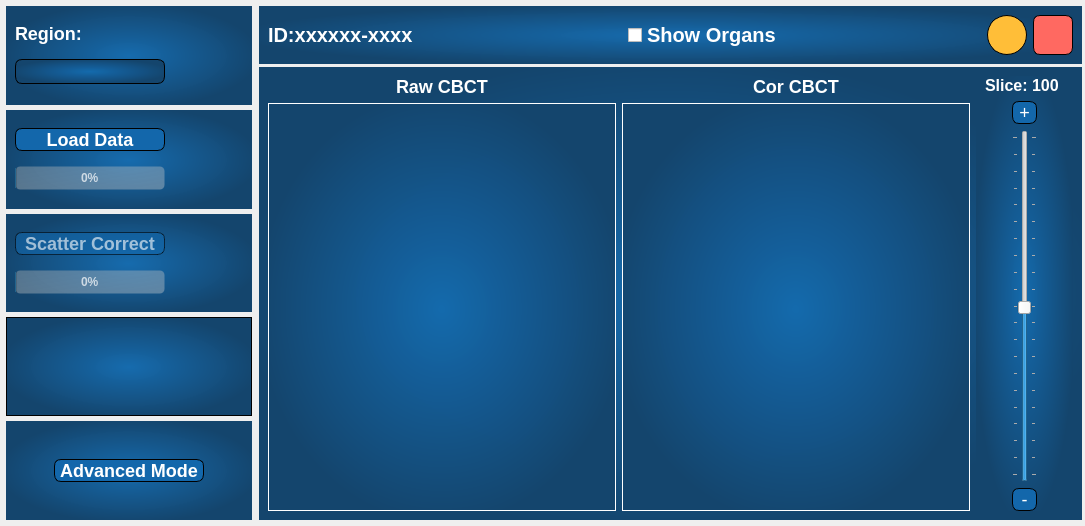
ChristianThingKnudsen/BachelorProject, file BachelorProjekt/mainwindow.ui: the form before one commit.
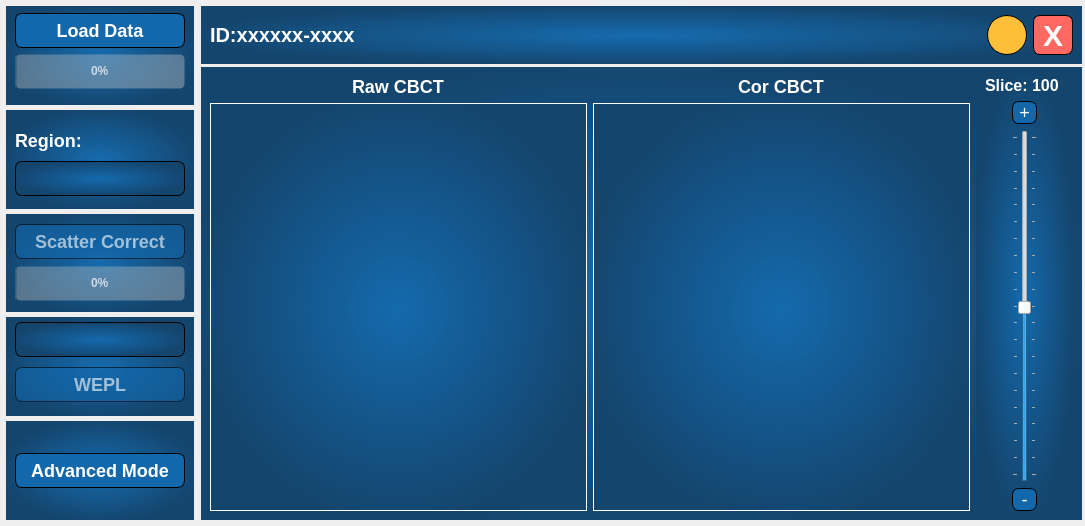
The form after the commit. Icons and pictures are not drawn. Custom widgets are drawn as their Qt base class.

Commit message: progressbar for scatter correct updates and WEPL button and combobox added without functionality

Patch:
```diff
--- a/BachelorProjekt/mainwindow.ui
+++ b/BachelorProjekt/mainwindow.ui
@@ -67,20 +67,6 @@
          </property>
         </widget>
        </item>
-       <item>
-        <widget class="QCheckBox" name="cbShowOrgans">
-         <property name="styleSheet">
-          <string notr="true">QCheckBox{
-	font-size: 20px;
-	font-weight: bold;
-	color: #ffffff;
-}</string>
-         </property>
-         <property name="text">
-          <string>Show Organs</string>
-         </property>
-        </widget>
-       </item>
        <item>
         <widget class="QPushButton" name="btnInfo">
          <property name="minimumSize">
@@ -138,7 +124,8 @@
           <string notr="true">QPushButton{
 	background-color: rgba(255,105,97,100%);
 	color: #ffffff;
-	font-size: 20px;
+	font-size: 30px;
+	font-weight: bold;
 	border-width: 1.4px;
 	border-color: #000000;
 	border-style: solid;
@@ -149,7 +136,7 @@
 }</string>
          </property>
          <property name="text">
-          <string/>
+          <string>X</string>
          </property>
         </widget>
        </item>
@@ -211,7 +198,116 @@
           <property name="topMargin">
            <number>1</number>
           </property>
-          <item>
+          <item alignment="Qt::AlignHCenter">
+           <widget class="QPushButton" name="btnLoadData">
+            <property name="minimumSize">
+             <size>
+              <width>170</width>
+              <height>35</height>
+             </size>
+            </property>
+            <property name="maximumSize">
+             <size>
+              <width>170</width>
+              <height>35</height>
+             </size>
+            </property>
+            <property name="styleSheet">
+             <string notr="true">QPushButton{
+	background-color: #1367AB;
+	font-weight: bold;
+	color: #ffffff;
+	font-size: 18px;
+	border-width: 1.4px;
+	border-color: #000000;
+	border-style: solid;
+	border-radius: 7px;
+	
+}
+QPushButton:pressed{
+	background-color: #E4A115
+}</string>
+            </property>
+            <property name="text">
+             <string>Load Data</string>
+            </property>
+           </widget>
+          </item>
+          <item alignment="Qt::AlignHCenter">
+           <widget class="QProgressBar" name="progressBarLoad">
+            <property name="minimumSize">
+             <size>
+              <width>170</width>
+              <height>35</height>
+             </size>
+            </property>
+            <property name="maximumSize">
+             <size>
+              <width>170</width>
+              <height>35</height>
+             </size>
+            </property>
+            <property name="styleSheet">
+             <string notr="true">QProgressBar{
+border: 1px solid transparent;
+font-weight: bold;
+text-align: center;
+color:rgba(255,255,255,70%);
+border-radius: 5px;
+background-color:qlineargradient(spread:pad, x1:0, y1:0, x2:1, y2:1, stop:0 rgba(182, 182, 182, 100), stop:1 rgba(209, 209, 209, 100));
+}                               </string>
+            </property>
+            <property name="value">
+             <number>0</number>
+            </property>
+            <property name="textVisible">
+             <bool>true</bool>
+            </property>
+            <property name="textDirection">
+             <enum>QProgressBar::TopToBottom</enum>
+            </property>
+           </widget>
+          </item>
+         </layout>
+        </widget>
+       </item>
+       <item>
+        <widget class="QFrame" name="frame">
+         <property name="minimumSize">
+          <size>
+           <width>0</width>
+           <height>0</height>
+          </size>
+         </property>
+         <property name="maximumSize">
+          <size>
+           <width>16777215</width>
+           <height>16777215</height>
+          </size>
+         </property>
+         <property name="styleSheet">
+          <string notr="true">QWidget{
+	background-color: qradialgradient(spread:reflect, cx:0.5, cy:0.5, radius:0.7, fx:0.499, fy:0.505682, stop:0 rgba(20, 106, 173, 253), stop:0.756757 rgba(20, 69, 109, 255));
+	color: #ffffff;
+}</string>
+         </property>
+         <property name="lineWidth">
+          <number>0</number>
+         </property>
+         <property name="midLineWidth">
+          <number>0</number>
+         </property>
+         <layout class="QVBoxLayout" name="verticalLayout_7">
+          <property name="spacing">
+           <number>0</number>
+          </property>
+          <property name="topMargin">
+           <number>11</number>
+          </property>
+          <property name="bottomMargin">
+           <number>11</number>
+          </property>
+          <item alignment="Qt::AlignHCenter|Qt::AlignVCenter">
            <widget class="QLabel" name="labelRegion">
             <property name="sizePolicy">
              <sizepolicy hsizetype="Preferred" vsizetype="Preferred">
@@ -219,10 +315,16 @@
               <verstretch>0</verstretch>
              </sizepolicy>
             </property>
+            <property name="minimumSize">
+             <size>
+              <width>170</width>
+              <height>22</height>
+             </size>
+            </property>
             <property name="maximumSize">
              <size>
-              <width>75</width>
-              <height>30</height>
+              <width>170</width>
+              <height>22</height>
              </size>
             </property>
             <property name="styleSheet">
@@ -241,12 +343,24 @@
             </property>
            </widget>
           </item>
-          <item>
+          <item alignment="Qt::AlignHCenter|Qt::AlignVCenter">
            <widget class="QComboBox" name="comboBox_region">
+            <property name="sizePolicy">
+             <sizepolicy hsizetype="Preferred" vsizetype="Fixed">
+              <horstretch>0</horstretch>
+              <verstretch>0</verstretch>
+             </sizepolicy>
+            </property>
+            <property name="minimumSize">
+             <size>
+              <width>170</width>
+              <height>35</height>
+             </size>
+            </property>
             <property name="maximumSize">
              <size>
-              <width>150</width>
-              <height>16777215</height>
+              <width>170</width>
+              <height>35</height>
              </size>
             </property>
             <property name="styleSheet">
@@ -285,76 +399,6 @@
          </layout>
         </widget>
        </item>
-       <item>
-        <widget class="QFrame" name="frame">
-         <property name="styleSheet">
-          <string notr="true">QWidget{
-	background-color: qradialgradient(spread:reflect, cx:0.5, cy:0.5, radius:0.7, fx:0.499, fy:0.505682, stop:0 rgba(20, 106, 173, 253), stop:0.756757 rgba(20, 69, 109, 255));
-	color: #ffffff;
-}</string>
-         </property>
-         <layout class="QVBoxLayout" name="verticalLayout_7">
-          <item>
-           <widget class="QPushButton" name="btnLoadData">
-            <property name="maximumSize">
-             <size>
-              <width>150</width>
-              <height>16777215</height>
-             </size>
-            </property>
-            <property name="styleSheet">
-             <string notr="true">QPushButton{
-	background-color: #1367AB;
-	font-weight: bold;
-	color: #ffffff;
-	font-size: 18px;
-	border-width: 1.4px;
-	border-color: #000000;
-	border-style: solid;
-	border-radius: 7px;
-	
-}
-QPushButton:pressed{
-	background-color: #E4A115
-}</string>
-            </property>
-            <property name="text">
-             <string>Load Data</string>
-            </property>
-           </widget>
-          </item>
-          <item>
-           <widget class="QProgressBar" name="progressBarLoad">
-            <property name="maximumSize">
-             <size>
-              <width>150</width>
-              <height>16777215</height>
-             </size>
-            </property>
-            <property name="styleSheet">
-             <string notr="true">QProgressBar{
-border: 1px solid transparent;
-font-weight: bold;
-text-align: center;
-color:rgba(255,255,255,70%);
-border-radius: 5px;
-background-color:qlineargradient(spread:pad, x1:0, y1:0, x2:1, y2:1, stop:0 rgba(182, 182, 182, 100), stop:1 rgba(209, 209, 209, 100));
-}                               </string>
-            </property>
-            <property name="value">
-             <number>0</number>
-            </property>
-            <property name="textVisible">
-             <bool>true</bool>
-            </property>
-            <property name="textDirection">
-             <enum>QProgressBar::TopToBottom</enum>
-            </property>
-           </widget>
-          </item>
-         </layout>
-        </widget>
-       </item>
        <item>
         <widget class="QFrame" name="frame">
          <property name="palette">
@@ -905,15 +949,21 @@
 }</string>
          </property>
          <layout class="QVBoxLayout" name="verticalLayout_10">
-          <item>
+          <item alignment="Qt::AlignHCenter">
            <widget class="QPushButton" name="btnScatterCorrect">
             <property name="enabled">
              <bool>false</bool>
             </property>
+            <property name="minimumSize">
+             <size>
+              <width>170</width>
+              <height>35</height>
+             </size>
+            </property>
             <property name="maximumSize">
              <size>
-              <width>150</width>
-              <height>16777215</height>
+              <width>170</width>
+              <height>35</height>
              </size>
             </property>
             <property name="styleSheet">
@@ -936,315 +986,20 @@
             </property>
            </widget>
           </item>
-          <item>
+          <item alignment="Qt::AlignHCenter">
            <widget class="QProgressBar" name="progressBarSC">
+            <property name="minimumSize">
+             <size>
+              <width>170</width>
+              <height>35</height>
+             </size>
+            </property>
             <property name="maximumSize">
              <size>
-              <width>150</width>
-              <height>16777215</height>
+              <width>170</width>
+              <height>35</height>
              </size>
             </property>
-            <property name="palette">
-             <palette>
-              <active>
-               <colorrole role="WindowText">
-                <brush brushstyle="SolidPattern">
-                 <color alpha="179">
-                  <red>255</red>
-                  <green>255</green>
-                  <blue>255</blue>
-                 </color>
-                </brush>
-               </colorrole>
-               <colorrole role="Button">
-                <brush brushstyle="LinearGradientPattern">
-                 <gradient startx="0.000000000000000" starty="0.000000000000000" endx="1.000000000000000" endy="1.000000000000000" type="LinearGradient" spread="PadSpread" coordinatemode="ObjectBoundingMode">
-                  <gradientstop position="0.000000000000000">
-                   <color alpha="100">
-                    <red>182</red>
-                    <green>182</green>
-                    <blue>182</blue>
-                   </color>
-                  </gradientstop>
-                  <gradientstop position="1.000000000000000">
-                   <color alpha="100">
-                    <red>209</red>
-                    <green>209</green>
-                    <blue>209</blue>
-                   </color>
-                  </gradientstop>
-                 </gradient>
-                </brush>
-               </colorrole>
-               <colorrole role="Text">
-                <brush brushstyle="SolidPattern">
-                 <color alpha="179">
-                  <red>255</red>
-                  <green>255</green>
-                  <blue>255</blue>
-                 </color>
-                </brush>
-               </colorrole>
-               <colorrole role="ButtonText">
-                <brush brushstyle="SolidPattern">
-                 <color alpha="179">
-                  <red>255</red>
-                  <green>255</green>
-                  <blue>255</blue>
-                 </color>
-                </brush>
-               </colorrole>
-               <colorrole role="Base">
-                <brush brushstyle="LinearGradientPattern">
-                 <gradient startx="0.000000000000000" starty="0.000000000000000" endx="1.000000000000000" endy="1.000000000000000" type="LinearGradient" spread="PadSpread" coordinatemode="ObjectBoundingMode">
-                  <gradientstop position="0.000000000000000">
-                   <color alpha="100">
-                    <red>182</red>
-                    <green>182</green>
-                    <blue>182</blue>
-                   </color>
-                  </gradientstop>
-                  <gradientstop position="1.000000000000000">
-                   <color alpha="100">
-                    <red>209</red>
-                    <green>209</green>
-                    <blue>209</blue>
-                   </color>
-                  </gradientstop>
-                 </gradient>
-                </brush>
-               </colorrole>
-               <colorrole role="Window">
-                <brush brushstyle="LinearGradientPattern">
-                 <gradient startx="0.000000000000000" starty="0.000000000000000" endx="1.000000000000000" endy="1.000000000000000" type="LinearGradient" spread="PadSpread" coordinatemode="ObjectBoundingMode">
-                  <gradientstop position="0.000000000000000">
-                   <color alpha="100">
-                    <red>182</red>
-                    <green>182</green>
-                    <blue>182</blue>
-                   </color>
-                  </gradientstop>
-                  <gradientstop position="1.000000000000000">
-                   <color alpha="100">
-                    <red>209</red>
-                    <green>209</green>
-                    <blue>209</blue>
-                   </color>
-                  </gradientstop>
-                 </gradient>
-                </brush>
-               </colorrole>
-               <colorrole role="PlaceholderText">
-                <brush brushstyle="NoBrush">
-                 <color alpha="128">
-                  <red>255</red>
-                  <green>255</green>
-                  <blue>255</blue>
-                 </color>
-                </brush>
-               </colorrole>
-              </active>
-              <inactive>
-               <colorrole role="WindowText">
-                <brush brushstyle="SolidPattern">
-                 <color alpha="179">
-                  <red>255</red>
-                  <green>255</green>
-                  <blue>255</blue>
-                 </color>
-                </brush>
-               </colorrole>
-               <colorrole role="Button">
-                <brush brushstyle="LinearGradientPattern">
-                 <gradient startx="0.000000000000000" starty="0.000000000000000" endx="1.000000000000000" endy="1.000000000000000" type="LinearGradient" spread="PadSpread" coordinatemode="ObjectBoundingMode">
-                  <gradientstop position="0.000000000000000">
-                   <color alpha="100">
-                    <red>182</red>
-                    <green>182</green>
-                    <blue>182</blue>
-                   </color>
-                  </gradientstop>
-                  <gradientstop position="1.000000000000000">
-                   <color alpha="100">
-                    <red>209</red>
-                    <green>209</green>
-                    <blue>209</blue>
-                   </color>
-                  </gradientstop>
-                 </gradient>
-                </brush>
-               </colorrole>
-               <colorrole role="Text">
-                <brush brushstyle="SolidPattern">
-                 <color alpha="179">
-                  <red>255</red>
-                  <green>255</green>
-                  <blue>255</blue>
-                 </color>
-                </brush>
-               </colorrole>
-               <colorrole role="ButtonText">
-                <brush brushstyle="SolidPattern">
-                 <color alpha="179">
-                  <red>255</red>
-                  <green>255</green>
-                  <blue>255</blue>
-                 </color>
-                </brush>
-               </colorrole>
-               <colorrole role="Base">
-                <brush brushstyle="LinearGradientPattern">
-                 <gradient startx="0.000000000000000" starty="0.000000000000000" endx="1.000000000000000" endy="1.000000000000000" type="LinearGradient" spread="PadSpread" coordinatemode="ObjectBoundingMode">
-                  <gradientstop position="0.000000000000000">
-                   <color alpha="100">
-                    <red>182</red>
-                    <green>182</green>
-                    <blue>182</blue>
-                   </color>
-                  </gradientstop>
-                  <gradientstop position="1.000000000000000">
-                   <color alpha="100">
-                    <red>209</red>
-                    <green>209</green>
-                    <blue>209</blue>
-                   </color>
-                  </gradientstop>
-                 </gradient>
-                </brush>
-               </colorrole>
-               <colorrole role="Window">
-                <brush brushstyle="LinearGradientPattern">
-                 <gradient startx="0.000000000000000" starty="0.000000000000000" endx="1.000000000000000" endy="1.000000000000000" type="LinearGradient" spread="PadSpread" coordinatemode="ObjectBoundingMode">
-                  <gradientstop position="0.000000000000000">
-                   <color alpha="100">
-                    <red>182</red>
-                    <green>182</green>
-                    <blue>182</blue>
-                   </color>
-                  </gradientstop>
-                  <gradientstop position="1.000000000000000">
-                   <color alpha="100">
-                    <red>209</red>
-                    <green>209</green>
-                    <blue>209</blue>
-                   </color>
-                  </gradientstop>
-                 </gradient>
-                </brush>
-               </colorrole>
-               <colorrole role="PlaceholderText">
-                <brush brushstyle="NoBrush">
-                 <color alpha="128">
-                  <red>255</red>
-                  <green>255</green>
-                  <blue>255</blue>
-                 </color>
-                </brush>
-               </colorrole>
-              </inactive>
-              <disabled>
-               <colorrole role="WindowText">
-                <brush brushstyle="SolidPattern">
-                 <color alpha="179">
-                  <red>255</red>
-                  <green>255</green>
-                  <blue>255</blue>
-                 </color>
-                </brush>
-               </colorrole>
-               <colorrole role="Button">
-                <brush brushstyle="LinearGradientPattern">
-                 <gradient startx="0.000000000000000" starty="0.000000000000000" endx="1.000000000000000" endy="1.000000000000000" type="LinearGradient" spread="PadSpread" coordinatemode="ObjectBoundingMode">
-                  <gradientstop position="0.000000000000000">
-                   <color alpha="100">
-                    <red>182</red>
-                    <green>182</green>
-                    <blue>182</blue>
-                   </color>
-                  </gradientstop>
-                  <gradientstop position="1.000000000000000">
-                   <color alpha="100">
-                    <red>209</red>
-                    <green>209</green>
-                    <blue>209</blue>
-                   </color>
-                  </gradientstop>
-                 </gradient>
-                </brush>
-               </colorrole>
-               <colorrole role="Text">
-                <brush brushstyle="SolidPattern">
-                 <color alpha="179">
-                  <red>255</red>
-                  <green>255</green>
-                  <blue>255</blue>
-                 </color>
-                </brush>
-               </colorrole>
-               <colorrole role="ButtonText">
-                <brush brushstyle="SolidPattern">
-                 <color alpha="179">
-                  <red>255</red>
-                  <green>255</green>
-                  <blue>255</blue>
-                 </color>
-                </brush>
-               </colorrole>
-               <colorrole role="Base">
-                <brush brushstyle="LinearGradientPattern">
-                 <gradient startx="0.000000000000000" starty="0.000000000000000" endx="1.000000000000000" endy="1.000000000000000" type="LinearGradient" spread="PadSpread" coordinatemode="ObjectBoundingMode">
-                  <gradientstop position="0.000000000000000">
-                   <color alpha="100">
-                    <red>182</red>
-                    <green>182</green>
-                    <blue>182</blue>
-                   </color>
-                  </gradientstop>
-                  <gradientstop position="1.000000000000000">
-                   <color alpha="100">
-                    <red>209</red>
-                    <green>209</green>
-                    <blue>209</blue>
-                   </color>
-                  </gradientstop>
-                 </gradient>
-                </brush>
-               </colorrole>
-               <colorrole role="Window">
-                <brush brushstyle="LinearGradientPattern">
-                 <gradient startx="0.000000000000000" starty="0.000000000000000" endx="1.000000000000000" endy="1.000000000000000" type="LinearGradient" spread="PadSpread" coordinatemode="ObjectBoundingMode">
-                  <gradientstop position="0.000000000000000">
-                   <color alpha="100">
-                    <red>182</red>
-                    <green>182</green>
-                    <blue>182</blue>
-                   </color>
-                  </gradientstop>
-                  <gradientstop position="1.000000000000000">
-                   <color alpha="100">
-                    <red>209</red>
-                    <green>209</green>
-                    <blue>209</blue>
-                   </color>
-                  </gradientstop>
-                 </gradient>
-                </brush>
-               </colorrole>
-               <colorrole role="PlaceholderText">
-                <brush brushstyle="NoBrush">
-                 <color alpha="128">
-                  <red>255</red>
-                  <green>255</green>
-                  <blue>255</blue>
-                 </color>
-                </brush>
-               </colorrole>
-              </disabled>
-             </palette>
-            </property>
-            <property name="cursor">
-             <cursorShape>ArrowCursor</cursorShape>
-            </property>
             <property name="styleSheet">
              <string notr="true">QProgressBar{
 border: 1px solid transparent;
@@ -1271,12 +1026,98 @@
 	color: #ffffff;
 }</string>
          </property>
-         <property name="frameShape">
-          <enum>QFrame::StyledPanel</enum>
-         </property>
-         <property name="frameShadow">
-          <enum>QFrame::Raised</enum>
-         </property>
+         <layout class="QVBoxLayout" name="verticalLayout_11">
+          <property name="topMargin">
+           <number>1</number>
+          </property>
+          <item alignment="Qt::AlignHCenter">
+           <widget class="QComboBox" name="comboBoxWEPL">
+            <property name="minimumSize">
+             <size>
+              <width>170</width>
+              <height>35</height>
+             </size>
+            </property>
+            <property name="maximumSize">
+             <size>
+              <width>170</width>
+              <height>35</height>
+             </size>
+            </property>
+            <property name="styleSheet">
+             <string notr="true">QComboBox{
+	font-weight: bold;
+	font-size: 18px;
+	background-color: qradialgradient(spread:reflect, cx:0.5, cy:0.5, radius:0.7, fx:0.499, fy:0.505682, stop:0 rgba(20, 106, 173, 253), stop:0.756757 rgba(20, 69, 109, 255));
+	color: #ffffff;
+	border-width: 1.4px;
+	border-color: #000000;
+	border-style: solid;
+	border-radius: 7px;
+	
+}
+QComboBox QAbstractItemView{
+	selection-background-color: rgba(255,190,56,100%); 
+}
+
+QComboBox::drop-down{
+	border: 0px;
+}
+
+QComboBox::down-arrow {
+	image: url(':/pictures/dropdownarrow.png');
+    width: 14px;
+    height: 14px;
+}
+
+</string>
+            </property>
+           </widget>
+          </item>
+          <item alignment="Qt::AlignHCenter">
+           <widget class="QPushButton" name="btnWEPL">
+            <property name="enabled">
+             <bool>false</bool>
+            </property>
+            <property name="sizePolicy">
+             <sizepolicy hsizetype="Preferred" vsizetype="Fixed">
+              <horstretch>0</horstretch>
+              <verstretch>0</verstretch>
+             </sizepolicy>
+            </property>
+            <property name="minimumSize">
+             <size>
+              <width>170</width>
+              <height>35</height>
+             </size>
+            </property>
+            <property name="maximumSize">
+             <size>
+              <width>170</width>
+              <height>35</height>
+             </size>
+            </property>
+            <property name="styleSheet">
+             <string notr="true">QPushButton{
+	background-color: rgba(19,103,171,60%);
+	font-weight: bold;
+	color: rgba(255,255,255,60%);
+	font-size: 18px;
+	border-width: 1.4px;
+	border-color: rgba(0,0,0,60%);
+	border-style: solid;
+	border-radius: 7px;
+}
+QPushButton:pressed{
+	background-color: #E4A115
+}</string>
+            </property>
+            <property name="text">
+             <string>WEPL</string>
+            </property>
+           </widget>
+          </item>
+         </layout>
         </widget>
        </item>
        <item>
@@ -1287,16 +1128,22 @@
 	color: #ffffff;
 }</string>
          </property>
-         <layout class="QHBoxLayout" name="horizontalLayoutSC">
+         <layout class="QVBoxLayout" name="verticalLayout_12">
           <property name="bottomMargin">
            <number>9</number>
           </property>
-          <item>
+          <item alignment="Qt::AlignHCenter">
            <widget class="QPushButton" name="btnAdvanced">
+            <property name="minimumSize">
+             <size>
+              <width>170</width>
+              <height>35</height>
+             </size>
+            </property>
             <property name="maximumSize">
              <size>
-              <width>150</width>
-              <height>16777215</height>
+              <width>170</width>
+              <height>35</height>
              </size>
             </property>
             <property name="styleSheet">
```
Left out of the diff: 6 changed lines with no effect on the pictures. The commit also changes 6 other files.
